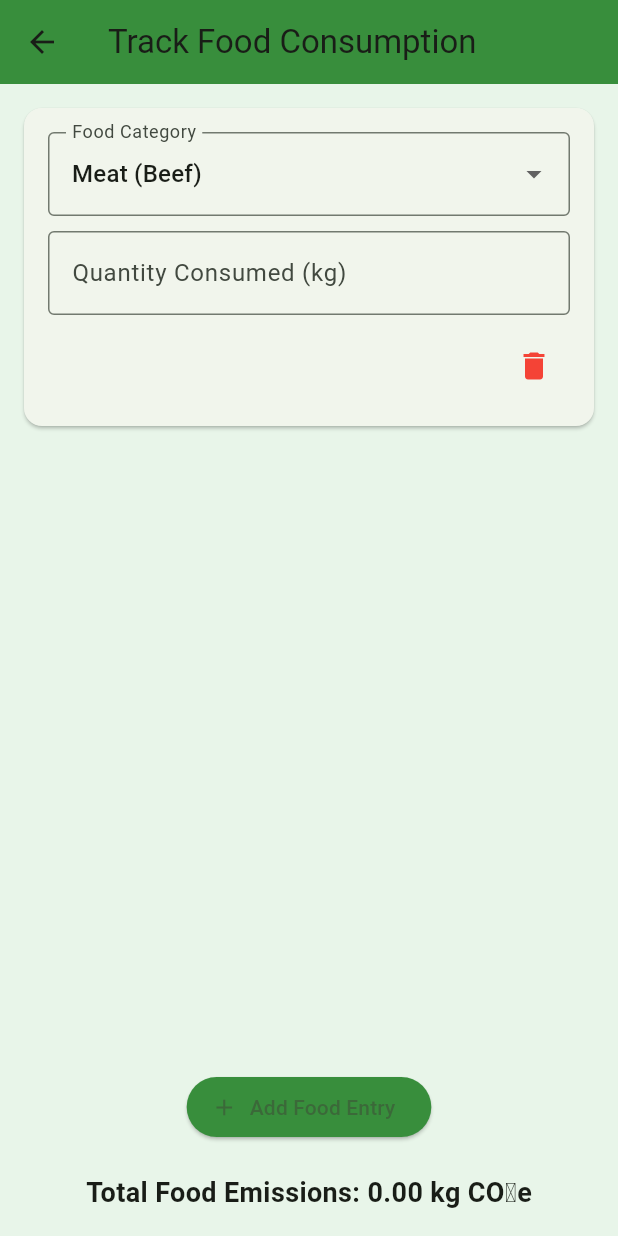
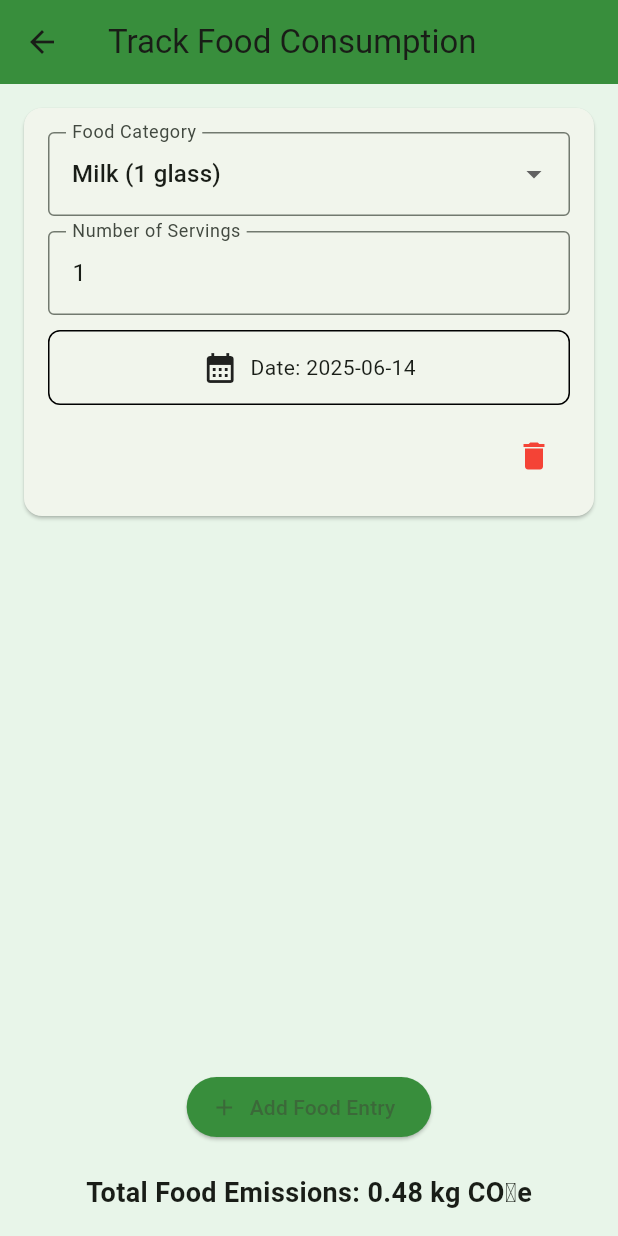
Before and after one commit to shreyachak1712/CarbonConscious, a Flutter app: the FoodPage screen opened by its route, on a phone screen of 412 x 824 dp. Run offline on Flutter 3.47's test engine with Material 3 defaults, Android fonts, the phone set to English and light mode, and no system bars.

Commit message:
food inputs changed

```diff
--- a/lib/food_page.dart
+++ b/lib/food_page.dart
@@ -1,3 +1,4 @@
+// Refactored FoodPage using servings instead of kg
 import 'package:flutter/material.dart';
 
 class FoodPage extends StatefulWidget {
@@ -9,41 +10,42 @@ class FoodPage extends StatefulWidget {
 
 class _FoodPageState extends State<FoodPage> {
   final List<Map<String, dynamic>> _foodEntries = [
-    {'category': 'Meat (Beef)', 'quantity': 0.0},
+    {'category': 'Milk (1 glass)', 'servings': 1, 'date': DateTime.now(),},
   ];
 
-  final Map<String, double> _emissionFactors = {
-    'Meat (Beef)': 27.0,         // kg CO₂e per kg
-    'Meat (Lamb)': 39.2,
-    'Meat (Pork)': 12.1,
-    'Meat (Chicken)': 6.9,
-    'Fish': 5.4,
-    'Dairy (Milk)': 1.9,
-    'Dairy (Cheese)': 13.5,
-    'Dairy (Yogurt)': 2.2,
-    'Eggs': 4.8,
-    'Vegetables': 2.0,
-    'Fruits': 1.1,
-    'Grains (Rice, Wheat)': 2.7,
-    'Beverages (Coffee)': 16.5,
-    'Beverages (Tea)': 1.4,
-    'Processed Foods': 7.0,
-    'Fast Food': 6.1,
+  // Emission factors per serving (kg CO2e)
+  final Map<String, double> _emissionsPerServing = {
+    'Milk (1 glass)': 0.48,
+    'Cheese (1 slice)': 0.54,
+    'Yogurt (1 cup)': 0.44,
+    'Egg (1)': 0.24,
+    'Beef (1 portion)': 4.05,
+    'Chicken (1 portion)': 1.04,
+    'Fish (1 portion)': 0.81,
+    'Pork (1 portion)': 1.82,
+    'Lamb (1 portion)': 5.88,
+    'Vegetables (1 serving)': 0.20,
+    'Fruits (1 serving)': 0.11,
+    'Grains (1 cup cooked)': 0.35,
+    'Coffee (1 cup)': 0.34,
+    'Tea (1 cup)': 0.07,
+    'Processed Food (1 pack)': 0.70,
+    'Fast Food (1 meal)': 1.83,
   };
 
   double calculateTotalEmissions() {
     double total = 0.0;
     for (var entry in _foodEntries) {
       String category = entry['category'];
-      double quantity = entry['quantity'];
-      total += quantity * (_emissionFactors[category] ?? 0.0);
+      int servings = entry['servings'];
+      total += servings * (_emissionsPerServing[category] ?? 0.0);
     }
     return total;
   }
 
   void _addEntry() {
     setState(() {
-      _foodEntries.add({'category': 'Meat (Beef)', 'quantity': 0.0});
+      _foodEntries.add({'category': 'Milk (1 glass)', 'servings': 1});
     });
   }
 
@@ -81,7 +83,7 @@ class _FoodPageState extends State<FoodPage> {
                               labelText: 'Food Category',
                               border: OutlineInputBorder(),
                             ),
-                            items: _emissionFactors.keys.map((String value) {
+                            items: _emissionsPerServing.keys.map((String value) {
                               return DropdownMenuItem<String>(
                                 value: value,
                                 child: Text(value),
@@ -95,16 +97,54 @@ class _FoodPageState extends State<FoodPage> {
                           ),
                           const SizedBox(height: 10),
                           TextFormField(
+                            initialValue: _foodEntries[index]['servings'].toString(),
                             keyboardType: TextInputType.number,
                             decoration: const InputDecoration(
-                              labelText: 'Quantity Consumed (kg)',
+                              labelText: 'Number of Servings',
                               border: OutlineInputBorder(),
                             ),
                             onChanged: (val) {
                               setState(() {
-                                _foodEntries[index]['quantity'] = double.tryParse(val) ?? 0.0;
+                                _foodEntries[index]['servings'] = int.tryParse(val) ?? 0;
                               });
                             },
+                          ),
+                          const SizedBox(height: 10),
+                          InkWell(
+                            onTap: () async {
+                            DateTime? picked = await showDatePicker(
+                            context: context,
+                            initialDate: _foodEntries[index]['date'] ?? DateTime.now(),
+                            firstDate: DateTime(2020),
+                            lastDate: DateTime.now(),
+                            );
+                            if (picked != null) {
+                            setState(() {
+                            _foodEntries[index]['date'] = picked;
+                            });
+                            }
+                            },
+                            child: Container(
+                              padding: const EdgeInsets.all(12),
+                              decoration: BoxDecoration(
+                              border: Border.all(),
+                              borderRadius: BorderRadius.circular(8),
+                              ),
+                              child: Center(
+                                child: Row(
+                                  mainAxisSize: MainAxisSize.min,
+                                  children: [
+                                    const Icon(Icons.calendar_month),
+                                    const SizedBox(width: 8),
+                                    Text(
+                                      _foodEntries[index]['date'] == null
+                                        ? 'Select Date'
+                                        : 'Date: ${_foodEntries[index]['date'].toString().split(' ')[0]}',
+                                    ),
+                                  ],
+                                ),
+                              )
+                            ),
                           ),
                           const SizedBox(height: 10),
                           Align(
--- a/lib/main.dart
+++ b/lib/main.dart
@@ -1,4 +1,4 @@
-import 'package:carbon_footprint_tracker/shopping_page.dart';
+import 'shopping_page.dart';
 import 'package:flutter/material.dart';
 import 'login_page.dart';
 import 'signup_page.dart';
@@ -6,7 +6,6 @@ import 'home_dashboard.dart';
 import 'travel_emissions_page.dart';
 import 'food_page.dart';
 import 'electricity_page.dart';
-import 'shopping_page.dart';
 
 void main() {
   runApp(const MyApp());
--- a/lib/travel_emissions_page.dart
+++ b/lib/travel_emissions_page.dart
@@ -59,7 +59,7 @@ class _TravelPageState extends State<TravelPage> {
       context: context,
       initialDate: DateTime.now(),
       firstDate: DateTime(2020),
-      lastDate: DateTime(2100),
+      lastDate: DateTime.now(),
     );
 
     if (selectedDate != null) {
@@ -180,7 +180,7 @@ class _TravelPageState extends State<TravelPage> {
                               context: context,
                               initialDate: entry.startDate ?? DateTime.now(),
                               firstDate: DateTime(2020),
-                              lastDate: DateTime(2100),
+                              lastDate: DateTime.now(),
                             );
                             if (picked != null) {
                               setState(() {
@@ -208,7 +208,7 @@ class _TravelPageState extends State<TravelPage> {
                               context: context,
                               initialDate: entry.endDate ?? DateTime.now(),
                               firstDate: DateTime(2020),
-                              lastDate: DateTime(2100),
+                              lastDate: DateTime.now(),
                             );
                             if (picked != null) {
                               setState(() {
```
Also changed, not shown: pubspec.lock.
